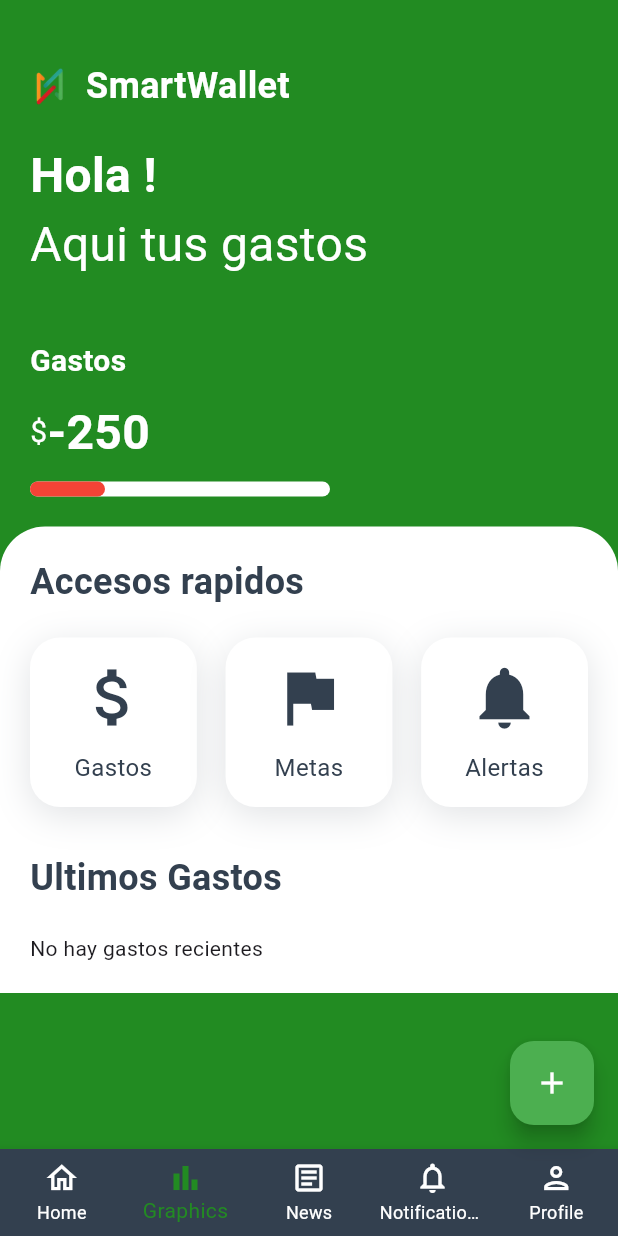
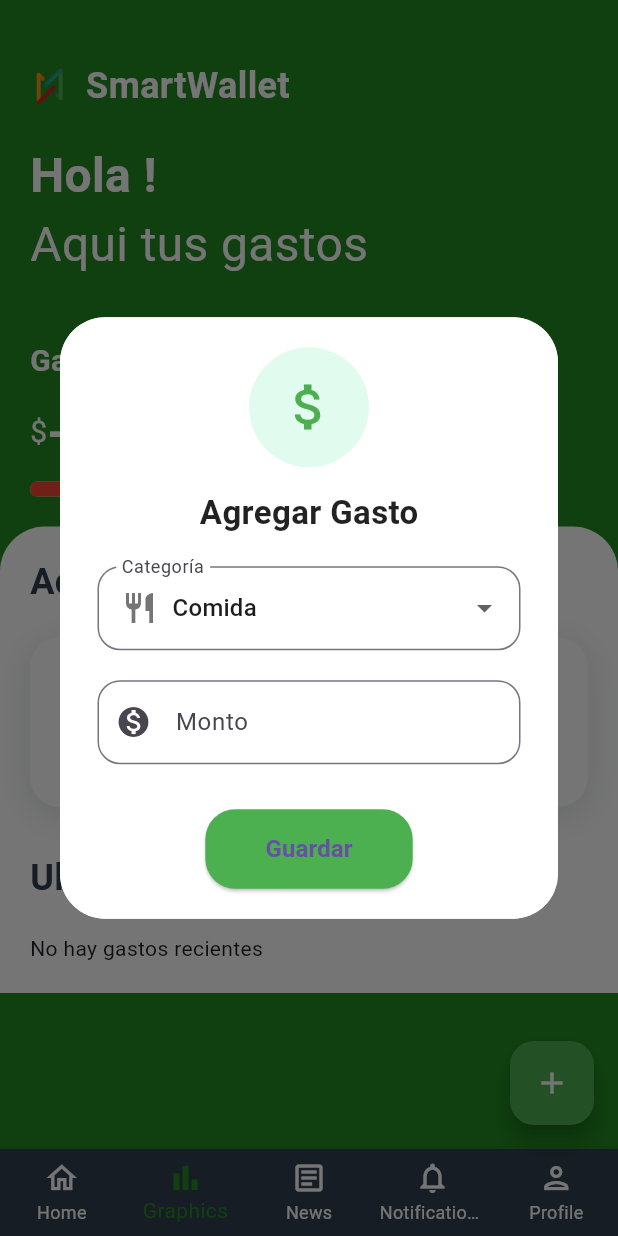
Before and after one commit to DavisAGJD/smart_wallet_mobile, a Flutter app: the HomeScreen screen opened by its route, item 2 of the bottom bar chosen, after a tap on "Gastos", after a tap on the "add" icon, on a phone screen of 412 x 824 dp. Run offline on Flutter 3.47's test engine with Material 3 defaults, Android fonts, the phone set to English and light mode, and no system bars; our stand-ins replace dio, jwt_decoder, shared_preferences; accounts and stored records are empty; network calls fail.

Commit message:
diseño modal gastos

```diff
--- a/lib/screens/home_screen.dart
+++ b/lib/screens/home_screen.dart
@@ -1,13 +1,14 @@
+// home_screen.dart
 import 'package:flutter/material.dart';
 import '../services/api_service_gastos.dart';
 import '../services/api_service_info.dart';
-import 'gastos_screen.dart';
 import '../widgets/header_section.dart';
 import '../widgets/expense_summary.dart';
 import '../widgets/transaction_item.dart';
 import '../widgets/quick_access_card.dart';
 import 'package:shared_preferences/shared_preferences.dart';
-import '../widgets/bottom_nav_bar.dart'; // Importa el BottomNavBar
+import '../widgets/bottom_nav_bar.dart';
+import '../widgets/modal_gastos.dart';
 
 class HomeScreen extends StatefulWidget {
   @override
@@ -71,6 +72,40 @@ class _HomeScreenState extends State<HomeScreen> {
     }
   }
 
+  // home_screen.dart
+  void _mostrarModalGastos(BuildContext context) {
+    showDialog(
+      context: context,
+      builder: (BuildContext context) {
+        return GastosModal(
+          onSave: (category, amount) async {
+            final userId = await getUserId();
+            if (userId != null) {
+              try {
+                // Comenta la siguiente línea para deshabilitar la funcionalidad de agregar gastos
+                // await ApiServiceGastos().agregarGasto(userId, category, amount);
+
+                // Simula la actualización de la lista de gastos
+                _cargarUltimosGastos();
+
+                // Muestra un mensaje de confirmación
+                ScaffoldMessenger.of(context).showSnackBar(
+                  SnackBar(
+                      content: Text(
+                          'Gasto de $amount en $category agregado (simulado)')),
+                );
+              } catch (e) {
+                ScaffoldMessenger.of(context).showSnackBar(
+                  SnackBar(content: Text('Error al guardar el gasto: $e')),
+                );
+              }
+            }
+          },
+        );
+      },
+    );
+  }
+
   @override
   Widget build(BuildContext context) {
     return Scaffold(
@@ -110,11 +145,7 @@ class _HomeScreenState extends State<HomeScreen> {
                           icon: Icons.attach_money,
                           title: 'Gastos',
                           onTap: () {
-                            Navigator.push(
-                              context,
-                              MaterialPageRoute(
-                                  builder: (context) => GastosScreen()),
-                            );
+                            _mostrarModalGastos(context);
                           },
                         ),
                         QuickAccessCard(
@@ -151,9 +182,8 @@ class _HomeScreenState extends State<HomeScreen> {
                                     type: 'Gasto',
                                     amount: double.tryParse(
                                             gasto['monto'].toString()) ??
-                                        0.00, // Convertir a double
-                                    date:
-                                        'feb 21', // Ajusta la fecha según tus datos
+                                        0.00,
+                                    date: 'feb 21',
                                   );
                                 }).toList(),
                               ),
@@ -166,12 +196,12 @@ class _HomeScreenState extends State<HomeScreen> {
       ),
       floatingActionButton: FloatingActionButton(
         onPressed: () {
-          // Lógica para agregar un nuevo gasto
+          _mostrarModalGastos(context);
         },
         backgroundColor: Colors.green,
         child: Icon(Icons.add, color: Colors.white),
       ),
-      bottomNavigationBar: const BottomNavBar(), // Agrega el BottomNavBar aquí
+      bottomNavigationBar: const BottomNavBar(),
     );
   }
 }
--- /dev/null
+++ b/lib/widgets/modal_gastos.dart
@@ -0,0 +1,147 @@
+import 'package:flutter/material.dart';
+
+class GastosModal extends StatelessWidget {
+  final Function(String, double) onSave;
+
+  GastosModal({required this.onSave});
+
+  @override
+  Widget build(BuildContext context) {
+    String selectedCategory = 'Comida';
+    TextEditingController amountController = TextEditingController();
+
+    return Dialog(
+      shape: RoundedRectangleBorder(
+        borderRadius: BorderRadius.circular(30),
+      ),
+      child: Container(
+        padding: const EdgeInsets.symmetric(vertical: 20, horizontal: 25),
+        decoration: BoxDecoration(
+          color: Colors.white,
+          borderRadius: BorderRadius.circular(30),
+        ),
+        child: Column(
+          mainAxisSize: MainAxisSize.min,
+          children: [
+            // Icono superior
+            CircleAvatar(
+              radius: 40,
+              backgroundColor: Colors.greenAccent.withOpacity(0.2),
+              child: Icon(
+                Icons.attach_money,
+                color: Colors.green,
+                size: 40,
+              ),
+            ),
+            const SizedBox(height: 15),
+
+            // Título
+            Text(
+              'Agregar Gasto',
+              style: TextStyle(
+                fontSize: 22,
+                fontWeight: FontWeight.bold,
+                color: Colors.black87,
+              ),
+            ),
+            const SizedBox(height: 20),
+
+            // Categorías
+            DropdownButtonFormField<String>(
+              value: selectedCategory,
+              items: ['Comida', 'Automóvil', 'Hogar', 'Salud', 'Otros']
+                  .map((String category) {
+                return DropdownMenuItem<String>(
+                  value: category,
+                  child: Row(
+                    children: [
+                      Icon(
+                        _getCategoryIcon(category),
+                        color: Colors.grey[600],
+                      ),
+                      const SizedBox(width: 10),
+                      Text(category),
+                    ],
+                  ),
+                );
+              }).toList(),
+              onChanged: (String? newValue) {
+                if (newValue != null) {
+                  selectedCategory = newValue;
+                }
+              },
+              decoration: InputDecoration(
+                labelText: 'Categoría',
+                border: OutlineInputBorder(
+                  borderRadius: BorderRadius.circular(15),
+                ),
+              ),
+            ),
+            const SizedBox(height: 20),
+
+            // Campo de Monto
+            TextField(
+              controller: amountController,
+              decoration: InputDecoration(
+                labelText: 'Monto',
+                prefixIcon: Icon(Icons.monetization_on),
+                border: OutlineInputBorder(
+                  borderRadius: BorderRadius.circular(15),
+                ),
+              ),
+              keyboardType: TextInputType.number,
+            ),
+            const SizedBox(height: 30),
+
+            // Botón Guardar
+            ElevatedButton(
+              style: ElevatedButton.styleFrom(
+                backgroundColor: Colors.green,
+                shape: RoundedRectangleBorder(
+                  borderRadius: BorderRadius.circular(20),
+                ),
+                padding:
+                    const EdgeInsets.symmetric(vertical: 15, horizontal: 40),
+              ),
+              onPressed: () {
+                double amount = double.tryParse(amountController.text) ?? 0.0;
+                onSave(selectedCategory, amount);
+                Navigator.of(context).pop();
+
+                // Mensaje de confirmación
+                ScaffoldMessenger.of(context).showSnackBar(
+                  SnackBar(
+                    content: Text(
+                        'Gasto de \$${amount.toStringAsFixed(2)} en $selectedCategory agregado'),
+                  ),
+                );
+              },
+              child: Text(
+                'Guardar',
+                style: TextStyle(
+                  fontSize: 16,
+                  fontWeight: FontWeight.bold,
+                ),
+              ),
+            ),
+          ],
+        ),
+      ),
+    );
+  }
+
+  IconData _getCategoryIcon(String category) {
+    switch (category) {
+      case 'Comida':
+        return Icons.restaurant;
+      case 'Automóvil':
+        return Icons.directions_car;
+      case 'Hogar':
+        return Icons.home;
+      case 'Salud':
+        return Icons.favorite;
+      default:
+        return Icons.more_horiz;
+    }
+  }
+}
--- a/pubspec.yaml
+++ b/pubspec.yaml
@@ -35,6 +35,8 @@ dependencies:
   # The following adds the Cupertino Icons font to your application.
   # Use with the CupertinoIcons class for iOS style icons.
   cupertino_icons: ^1.0.8
+  sqflite: ^2.4.1
+  path: ^1.9.0
 
 dev_dependencies:
   flutter_test:
```
Also changed, not shown: pubspec.lock, 1 other file.
